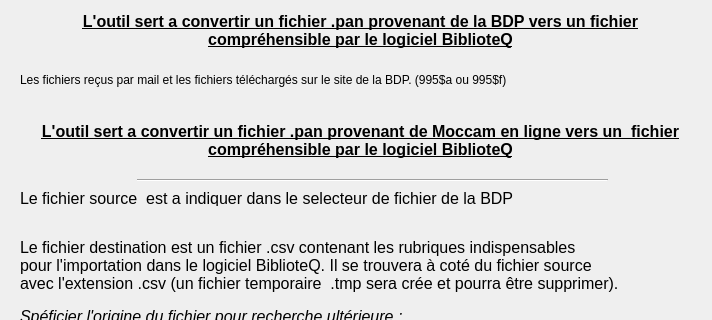
Above: UI/BQimport_unimarc_aide.ui from meteos77/pan2bq before the change; both pictures show x 0 to 712 and y 0 to 320 of the 712 by 593 pixel window. Below: the same form after it.
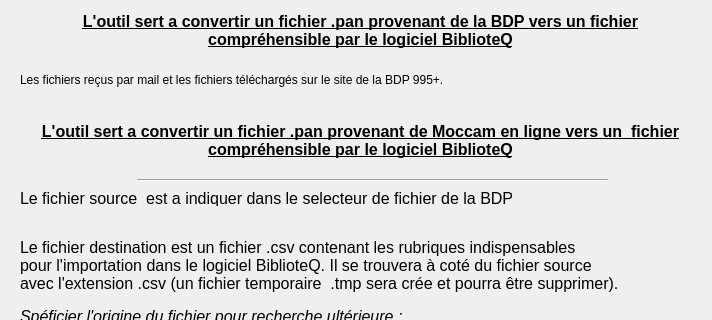
That is the form after the change.

The edit to the form file:
```diff
--- a/UI/BQimport_unimarc_aide.ui
+++ b/UI/BQimport_unimarc_aide.ui
@@ -232,7 +232,7 @@
     </rect>
    </property>
    <property name="text">
-    <string>Les fichiers reçus par mail et les fichiers téléchargés sur le site de la BDP. (995$a ou 995$f)</string>
+    <string>Les fichiers reçus par mail et les fichiers téléchargés sur le site de la BDP 995+.</string>
    </property>
   </widget>
  </widget>
```
